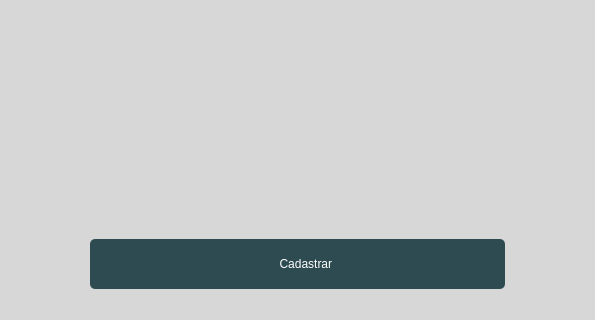
Old version of the form gameregistrationwindow.ui in the repository JBrunoBarbosa/Vissios-Games; both pictures show x 341 to 936 and y 366 to 686 of the 1277 by 686 pixel window.
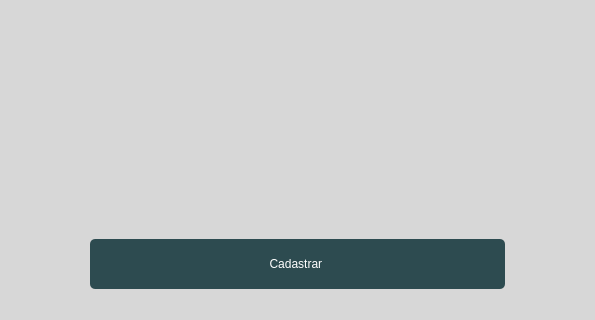
New version of the form. Icons and pictures are not drawn.

What changed in the file:
```diff
--- a/gameregistrationwindow.ui
+++ b/gameregistrationwindow.ui
@@ -282,7 +282,7 @@
         <item>
          <widget class="QPushButton" name="buttonSubmit">
           <property name="text">
-           <string>                               Cadastrar                          </string>
+           <string>Cadastrar </string>
           </property>
          </widget>
         </item>
```
